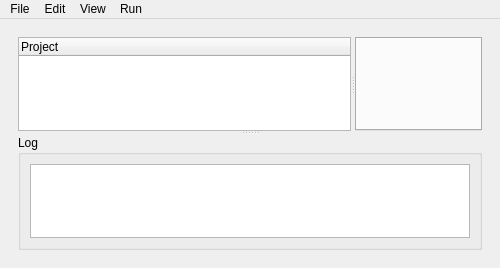
The window that gui/ui_files/mainwindow.ui (OSUDSL/pydre) describes before a commit, drawn with Qt 5.
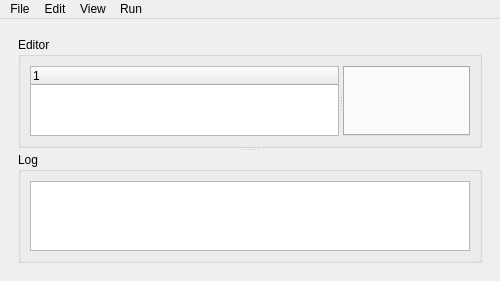
The same window after the commit. The open tabs and pages were chosen to show the change.

Commit message: Configured stretch factors for editor widgets

Diff of the .ui file:
```diff
--- a/gui/ui_files/mainwindow.ui
+++ b/gui/ui_files/mainwindow.ui
@@ -10,7 +10,7 @@
     <x>0</x>
     <y>0</y>
     <width>500</width>
-    <height>268</height>
+    <height>273</height>
    </rect>
   </property>
   <property name="minimumSize">
@@ -152,13 +152,17 @@
            <property name="orientation">
             <enum>Qt::Horizontal</enum>
            </property>
-           <widget class="QTreeWidget" name="treeWidget">
-            <column>
-             <property name="text">
-              <string>Project</string>
-             </property>
-            </column>
-           </widget>
+           <widget class="QGroupBox" name="groupBox_2">
+            <property name="title">
+             <string>Editor</string>
+            </property>
+            <layout class="QVBoxLayout" name="verticalLayout_9">
+             <item>
+              <widget class="QSplitter" name="hsplitter">
+               <property name="orientation">
+                <enum>Qt::Horizontal</enum>
+               </property>
+               <widget class="QTreeWidget" name="treeWidget"/>
            <widget class="QTabWidget" name="pfile_tab">
             <property name="focusPolicy">
              <enum>Qt::TabFocus</enum>
@@ -177,11 +181,15 @@
             </property>
            </widget>
           </widget>
+             </item>
+            </layout>
+           </widget>
+          </widget>
           <widget class="QGroupBox" name="groupBox">
            <property name="title">
             <string>Log</string>
            </property>
-           <layout class="QVBoxLayout" name="verticalLayout_9">
+           <layout class="QVBoxLayout" name="verticalLayout_11">
             <item>
              <widget class="QTextBrowser" name="textBrowser"/>
             </item>
```
Left out of the diff: 2 changed lines with no effect on the pictures. Lines whose indentation alone changed are shown as unchanged. The commit also changes 3 other files.
